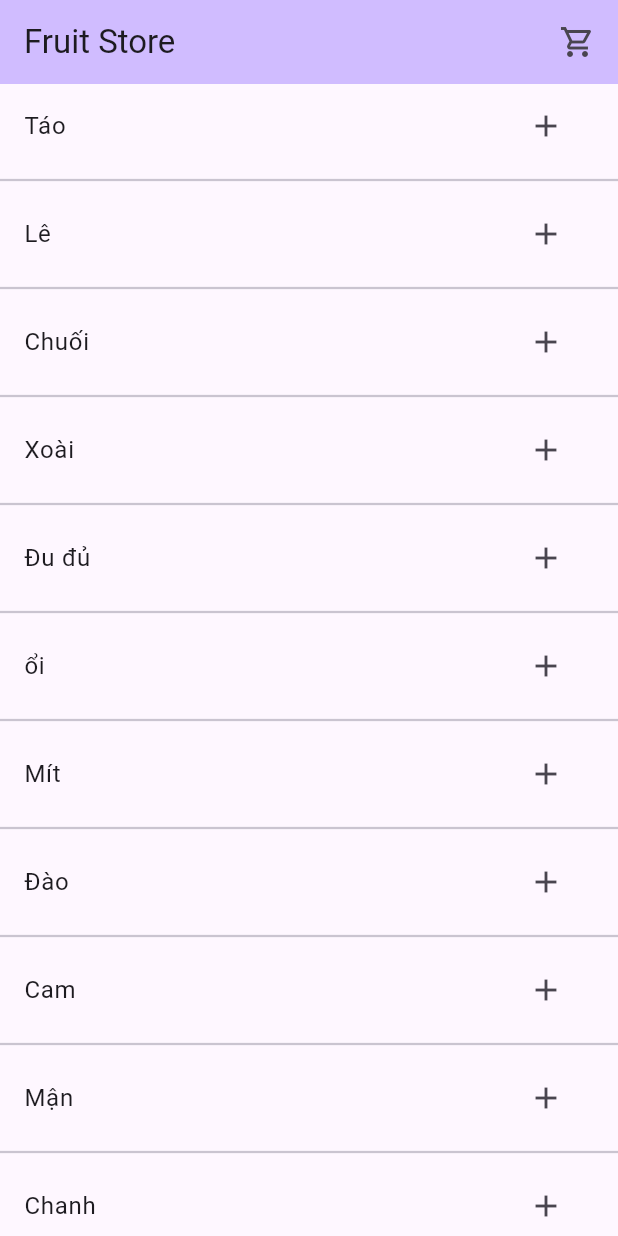
After one commit to litletree/Mobile_App, a Flutter app: the screen it shows after launch, after a tap on "Fruit Store", on a phone screen of 412 x 824 dp. The commit adds this screen. Run offline on Flutter 3.47's test engine with Material 3 defaults, Android fonts, the phone set to English and light mode, and no system bars; drawn by our look-alikes of badges.

Commit message:
lam tren lop

```diff
--- /dev/null
+++ b/lib/list_provider/app_state.dart
@@ -0,0 +1,31 @@
+import 'package:flutter/foundation.dart';
+import 'dart:core';
+
+class AppState extends ChangeNotifier{
+  List<String> _dssp = [
+    "Táo", "Lê", "Chuối", "Xoài", "Đu đủ", "ổi", "Mít", "Đào", "Cam", "Mận",
+  "Chanh", "Sầu Riêng", "Dừa", "Bưởi"
+  ];
+
+  List<int> _gioHang = [];
+  List<String> get dssp => _dssp;
+  List<int> get gioHang => _gioHang;
+  int get slMH_GioHang => _gioHang.length;
+
+  void them(int index){
+    if(mhCoTrongGioHang(index) == false){
+      _gioHang.add(index);
+      notifyListeners();
+    }
+  }
+
+  bool mhCoTrongGioHang(int index){
+    for(int i in _gioHang)
+      if(i == index) return true;
+    return false;
+  }
+  void xoaMH_trong_GH(int index){
+    _gioHang.removeAt(index);
+    notifyListeners();
+  }
+}
--- /dev/null
+++ b/lib/list_provider/giohang_app.dart
@@ -0,0 +1,123 @@
+import 'package:flutter/material.dart';
+import 'package:phuchung_63130476/list_provider/app_state.dart';
+import 'package:provider/provider.dart';
+import 'package:badges/badges.dart' as badges;
+import 'app_state.dart';
+
+//goi o trang home
+class AppStore extends StatelessWidget {
+  const AppStore({super.key});
+
+  @override
+  Widget build(BuildContext context) {
+    return ChangeNotifierProvider(
+        create: (context) => AppState(),
+        child: MaterialApp(
+          home: FruitStoreHomePage(),
+          debugShowCheckedModeBanner: false,
+        ),
+    );
+  }
+}
+
+class FruitStoreHomePage extends StatelessWidget {
+  const FruitStoreHomePage({super.key});
+
+  @override
+  Widget build(BuildContext context) {
+    AppState appState = context.watch<AppState>();
+    return Scaffold(
+      appBar: AppBar(
+        title: Text("Fruit Store"),
+        backgroundColor: Theme.of(context).colorScheme.inversePrimary,
+        actions: [
+          Padding(
+            padding: const EdgeInsets.only(right: 15),
+            child: badges.Badge(
+              onTap: () {
+                Navigator.of(context).push(
+                    MaterialPageRoute(builder: (context) => GioHangPage())
+                );
+              },
+              showBadge: appState.slMH_GioHang > 0,
+              badgeContent: Text("${appState.slMH_GioHang}", style: TextStyle(color: Colors.white)),
+              child: Icon(Icons.shopping_cart_outlined),
+            ),
+          )
+        ],
+      ),
+      body: ListView.separated(
+          itemBuilder: (context, index) {
+            return ListTile(
+              title: Text(appState.dssp[index]),
+              trailing: IconButton(
+                onPressed: () {
+                  AppState readState = context.read<AppState>();
+                  readState.them(index);
+                },
+                icon: appState.mhCoTrongGioHang(index) == false ? Icon(Icons.add) : Icon(Icons.check),
+              ),
+            );
+          },
+          separatorBuilder: (context, index) => Divider(thickness: 1.5),
+          itemCount: appState.dssp.length
+      ),
+    );
+  }
+}
+
+class GioHangPage extends StatelessWidget {
+  const GioHangPage({super.key});
+
+  @override
+  Widget build(BuildContext context) {
+    AppState appState = context.watch<AppState>();
+    return Scaffold(
+      appBar: AppBar(
+        title: Text("Shopping Cart"),
+        backgroundColor: Theme.of(context).colorScheme.inversePrimary,
+      ),
+      body: Column(
+        children: [
+          Expanded(
+              child: ListView.separated(
+                  itemBuilder: (context, index) {
+                    int id = appState.gioHang[index];
+                    return ListTile(
+                      title: Text(appState.dssp[id]),
+                      trailing: IconButton(
+                        onPressed: () {
+                          AppState readState = context.read<AppState>();
+                          readState.xoaMH_trong_GH(index);
+                        },
+                        icon: Icon(Icons.remove_circle_outline),
+                      ),
+                    );
+                  },
+                  separatorBuilder: (context, index) => Divider(thickness: 1.5),
+                  itemCount: appState.gioHang.length
+              )
+          ),
+          Padding(
+            padding: const EdgeInsets.only(right: 15, bottom: 10),
+            child: Row(
+              mainAxisAlignment: MainAxisAlignment.end,
+              children: [
+                Text("Tổng số tiền: ",
+                    style: TextStyle(fontSize: 30),
+                ),
+                Text("${appState.slMH_GioHang * 49900} Vnđ",
+                style: TextStyle(
+                    color: Colors.red,
+                    fontWeight:FontWeight.bold,
+                    fontSize: 30,
+                  ),
+                ),
+              ],
+            ),
+          )
+        ],
+      ),
+    );
+  }
+}
--- a/lib/page_home.dart
+++ b/lib/page_home.dart
@@ -5,6 +5,7 @@ import 'package:phuchung_63130476/page_profile.dart';
 import 'package:phuchung_63130476/page_test.dart';
 import 'package:phuchung_63130476/routing/my_route.dart';
 import 'package:phuchung_63130476/app_state/changenotifier_counter.dart';
+import 'package:phuchung_63130476/list_provider/giohang_app.dart';
 
 class PageHome extends StatelessWidget {
   const PageHome({super.key});
@@ -30,6 +31,8 @@ class PageHome extends StatelessWidget {
               _buildButton(context, lable: "My First Page", destination: FirstPage()),
               SizedBox(height: 10,),
               _buildButton(context, lable: "Counter Provider", destination: CounterProvider()),
+              SizedBox(height: 10,),
+              _buildButton(context, lable: "Fruit Store", destination: AppStore()),
             ],
           ),
         ),
--- a/lib/page_profile.dart
+++ b/lib/page_profile.dart
@@ -16,7 +16,7 @@ class _MyProfileState extends State<MyProfile> {
   // properties của class
   StringWrapper phepTinh = StringWrapper(value: "Cộng");
   List<String> phepTinhs = ["Cộng", "Trừ", "Nhân", "Chia", "Tính Tiền"];
-  StringWrapper hocBong = StringWrapper(value: "Rồi");
+  StringWrapper hocBong = StringWrapper(value: "Chưa");
   List<String> hocBongs = ["Rồi", "Chưa"];
   StringWrapper buoiHoc = StringWrapper(value: "Một");
   StringWrapper gioiTinh = StringWrapper(value: "Nam");
--- a/pubspec.yaml
+++ b/pubspec.yaml
@@ -31,6 +31,7 @@ dependencies:
   flutter:
     sdk: flutter
   provider: ^6.1.2
+  badges: ^3.1.2
 
 
   # The following adds the Cupertino Icons font to your application.
```
Also changed, not shown: pubspec.lock.
